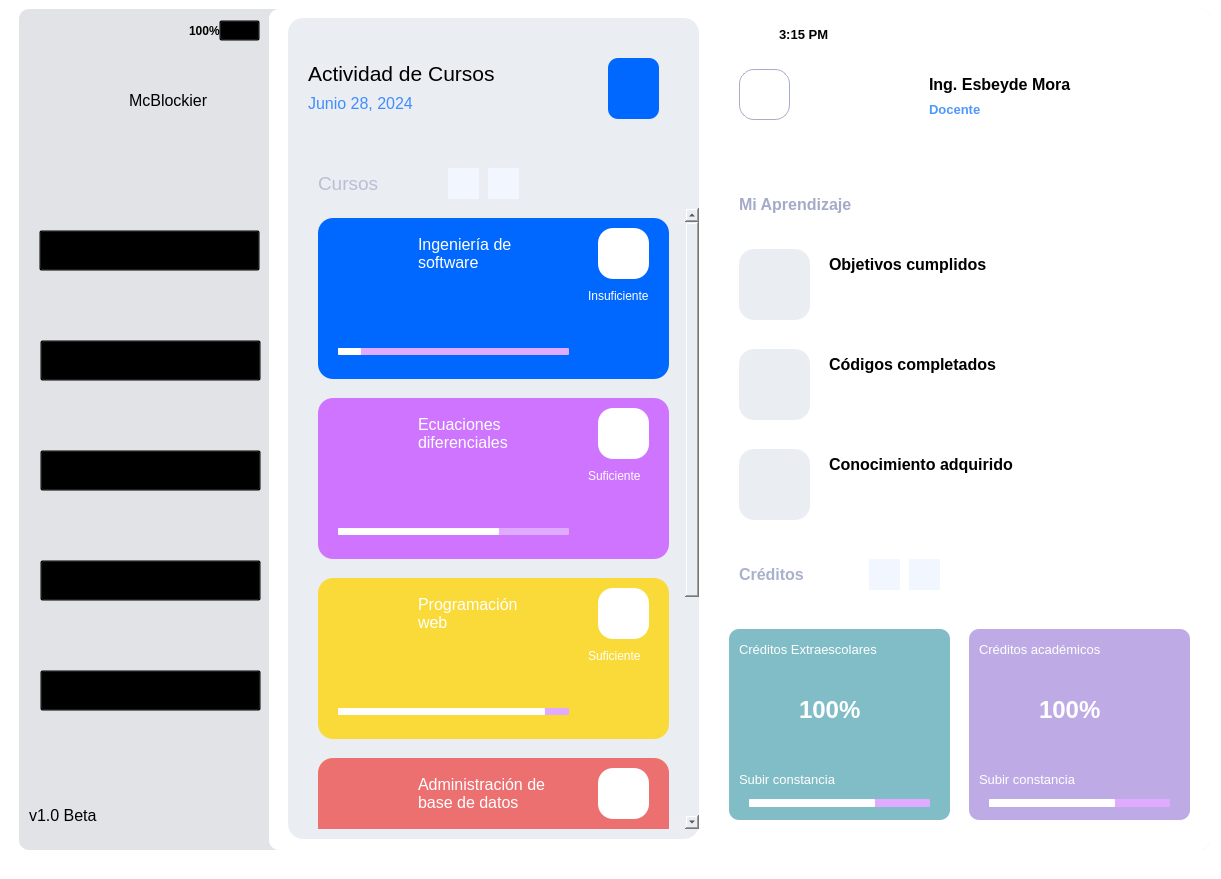
Old version of the form UI/Student.ui in the repository McBlockier/SCA.
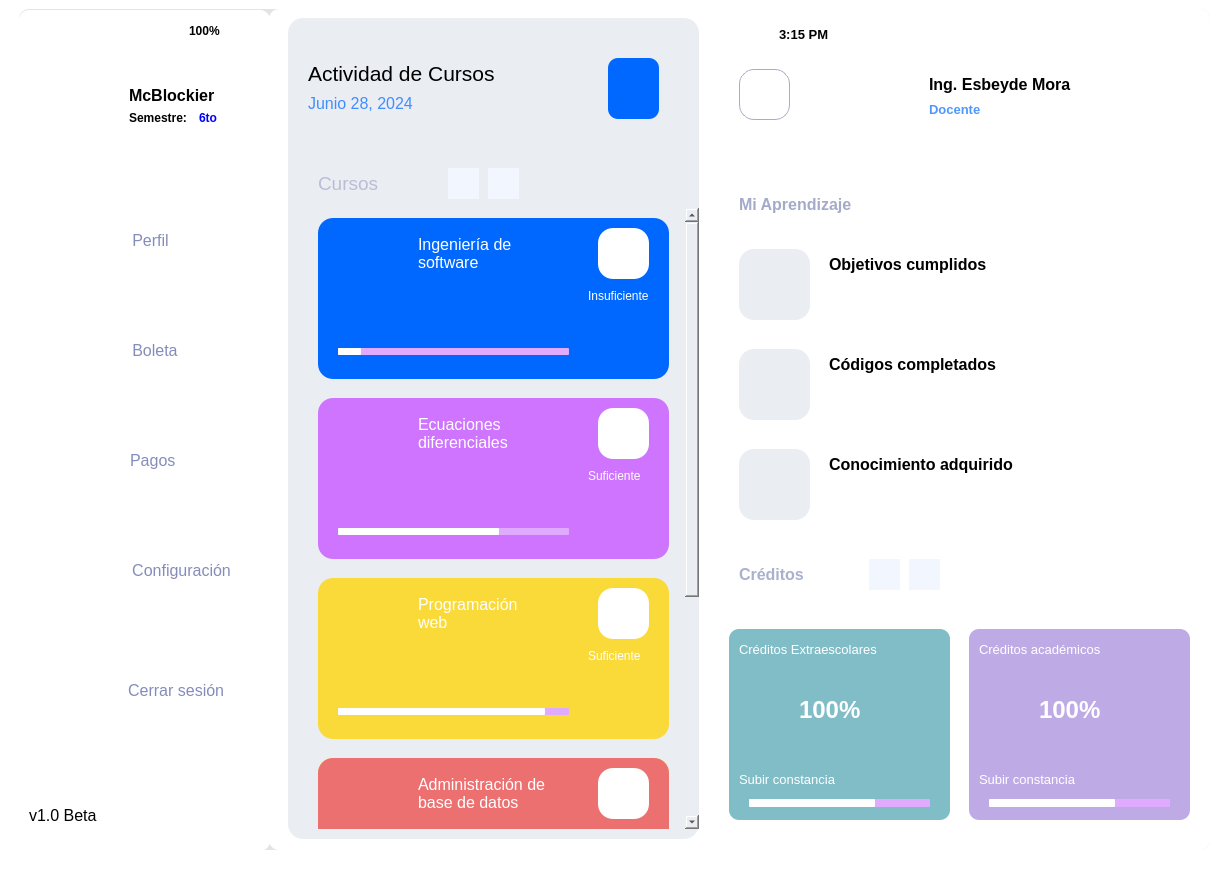
New version of the form. Icons and pictures are not drawn.

Patch:
```diff
--- a/UI/Student.ui
+++ b/UI/Student.ui
@@ -14,7 +14,8 @@
    <string>MainWindow</string>
   </property>
   <property name="styleSheet">
-   <string notr="true">background-color: transparent;</string>
+   <string notr="true">border-radius:10px;
+background-color:transparent;</string>
   </property>
   <widget class="QWidget" name="centralwidget">
    <widget class="QFrame" name="root">
@@ -2010,7 +2011,10 @@
      <bool>false</bool>
     </property>
     <property name="styleSheet">
-     <string notr="true"/>
+     <string notr="true">QFrame{
+    background-color: rgb(255, 255, 255);
+    border-radius:10px;
+}</string>
     </property>
     <property name="frameShape">
      <enum>QFrame::StyledPanel</enum>
@@ -2022,7 +2026,7 @@
      <property name="geometry">
       <rect>
        <x>20</x>
-       <y>220</y>
+       <y>660</y>
        <width>221</width>
        <height>41</height>
       </rect>
@@ -2043,10 +2047,17 @@
       <bool>false</bool>
      </property>
      <property name="styleSheet">
-      <string notr="true"/>
+      <string notr="true">QPushButton{
+    background-color: white;
+    color: #848cba;
+    border-radius:10px;
+}
+QPushButton:hover{
+    background-color: #ebeffd;
+}</string>
      </property>
      <property name="text">
-      <string>Inicio</string>
+      <string>            Cerrar sesión</string>
      </property>
     </widget>
     <widget class="QLabel" name="label">
@@ -2074,13 +2085,15 @@
        <x>110</x>
        <y>70</y>
        <width>131</width>
-       <height>41</height>
+       <height>31</height>
       </rect>
      </property>
      <property name="font">
       <font>
        <family>Segoe UI</family>
        <pointsize>12</pointsize>
+       <weight>75</weight>
+       <bold>true</bold>
       </font>
      </property>
      <property name="text">
@@ -2127,12 +2140,57 @@
       <string>100%</string>
      </property>
     </widget>
+    <widget class="QLabel" name="lbSemester">
+     <property name="geometry">
+      <rect>
+       <x>110</x>
+       <y>100</y>
+       <width>71</width>
+       <height>16</height>
+      </rect>
+     </property>
+     <property name="font">
+      <font>
+       <family>Segoe UI</family>
+       <pointsize>9</pointsize>
+       <weight>75</weight>
+       <bold>true</bold>
+      </font>
+     </property>
+     <property name="text">
+      <string>Semestre:</string>
+     </property>
+    </widget>
+    <widget class="QLabel" name="label_43">
+     <property name="geometry">
+      <rect>
+       <x>180</x>
+       <y>100</y>
+       <width>31</width>
+       <height>16</height>
+      </rect>
+     </property>
+     <property name="font">
+      <font>
+       <family>Segoe UI</family>
+       <pointsize>9</pointsize>
+       <weight>75</weight>
+       <bold>true</bold>
+      </font>
+     </property>
+     <property name="styleSheet">
+      <string notr="true">color:blue;</string>
+     </property>
+     <property name="text">
+      <string>6to</string>
+     </property>
+    </widget>
    </widget>
    <widget class="QLabel" name="label_8">
     <property name="geometry">
      <rect>
       <x>50</x>
-      <y>230</y>
+      <y>670</y>
       <width>41</width>
       <height>41</height>
      </rect>
@@ -2154,7 +2212,7 @@
     <property name="geometry">
      <rect>
       <x>40</x>
-      <y>340</y>
+      <y>220</y>
       <width>221</width>
       <height>41</height>
      </rect>
@@ -2172,7 +2230,14 @@
      <string>Ver perfil</string>
     </property>
     <property name="styleSheet">
-     <string notr="true"/>
+     <string notr="true">QPushButton{
+    background-color: white;
+    color: #848cba;
+    border-radius:10px;
+}
+QPushButton:hover{
+    background-color: #ebeffd;
+}</string>
     </property>
     <property name="text">
      <string>Perfil</string>
@@ -2182,7 +2247,7 @@
     <property name="geometry">
      <rect>
       <x>50</x>
-      <y>340</y>
+      <y>220</y>
       <width>41</width>
       <height>41</height>
      </rect>
@@ -2276,7 +2341,7 @@
     <property name="geometry">
      <rect>
       <x>40</x>
-      <y>450</y>
+      <y>330</y>
       <width>221</width>
       <height>41</height>
      </rect>
@@ -2294,7 +2359,14 @@
      <string>Ver documentación</string>
     </property>
     <property name="styleSheet">
-     <string notr="true"/>
+     <string notr="true">QPushButton{
+    background-color: white;
+    color: #848cba;
+    border-radius:10px;
+}
+QPushButton:hover{
+    background-color: #ebeffd;
+}</string>
     </property>
     <property name="text">
      <string>  Boleta</string>
@@ -2304,7 +2376,7 @@
     <property name="geometry">
      <rect>
       <x>40</x>
-      <y>560</y>
+      <y>440</y>
       <width>221</width>
       <height>41</height>
      </rect>
@@ -2322,7 +2394,14 @@
      <string>Ver pagos</string>
     </property>
     <property name="styleSheet">
-     <string notr="true"/>
+     <string notr="true">QPushButton{
+    background-color: white;
+    color: #848cba;
+    border-radius:10px;
+}
+QPushButton:hover{
+    background-color: #ebeffd;
+}</string>
     </property>
     <property name="text">
      <string> Pagos</string>
@@ -2332,7 +2411,7 @@
     <property name="geometry">
      <rect>
       <x>50</x>
-      <y>560</y>
+      <y>440</y>
       <width>41</width>
       <height>41</height>
      </rect>
@@ -2354,7 +2433,7 @@
     <property name="geometry">
      <rect>
       <x>50</x>
-      <y>450</y>
+      <y>330</y>
       <width>41</width>
       <height>41</height>
      </rect>
@@ -2376,7 +2455,7 @@
     <property name="geometry">
      <rect>
       <x>40</x>
-      <y>670</y>
+      <y>550</y>
       <width>221</width>
       <height>41</height>
      </rect>
@@ -2394,7 +2473,14 @@
      <string>Configuración</string>
     </property>
     <property name="styleSheet">
-     <string notr="true"/>
+     <string notr="true">QPushButton{
+    background-color: white;
+    color: #848cba;
+    border-radius:10px;
+}
+QPushButton:hover{
+    background-color: #ebeffd;
+}</string>
     </property>
     <property name="text">
      <string>              Configuración</string>
@@ -2404,7 +2490,7 @@
     <property name="geometry">
      <rect>
       <x>50</x>
-      <y>670</y>
+      <y>550</y>
       <width>41</width>
       <height>41</height>
      </rect>
```
Left out of the diff: 10 changed lines with no effect on the pictures.
